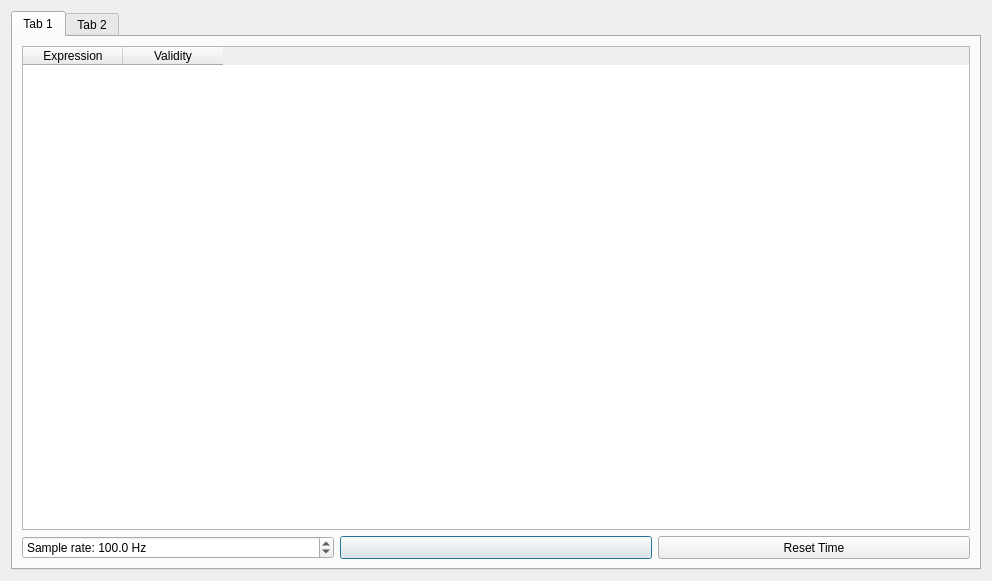
The window that manualinputdialog.ui (jirimaier/DataPlotter) describes before a commit, drawn with Qt 5.
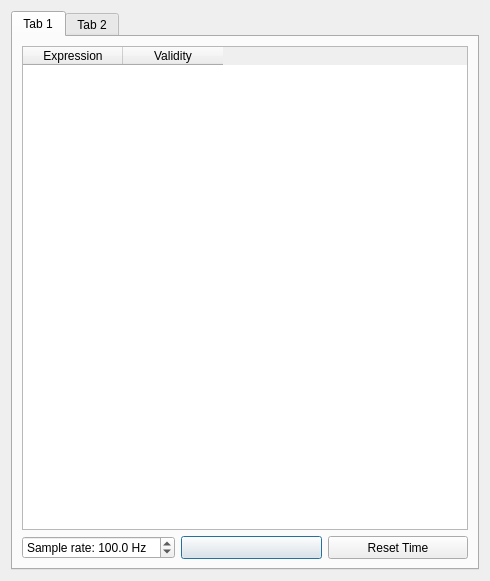
The same window after the commit. Icons and pictures are not drawn.

The edit to the form file:
```diff
--- a/manualinputdialog.ui
+++ b/manualinputdialog.ui
@@ -6,7 +6,7 @@
    <rect>
     <x>0</x>
     <y>0</y>
-    <width>992</width>
+    <width>490</width>
     <height>581</height>
    </rect>
   </property>
```
